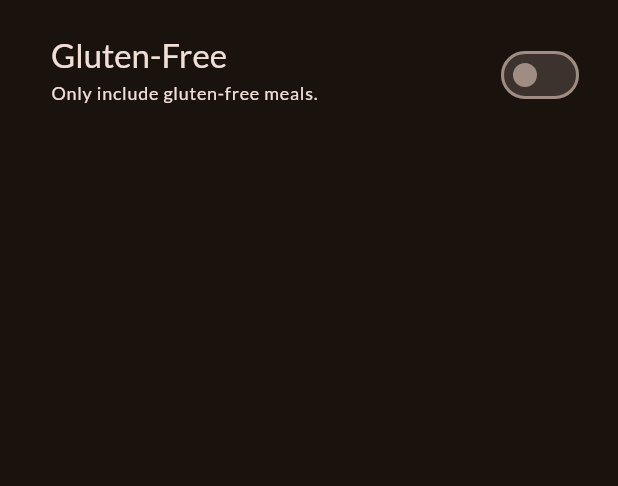
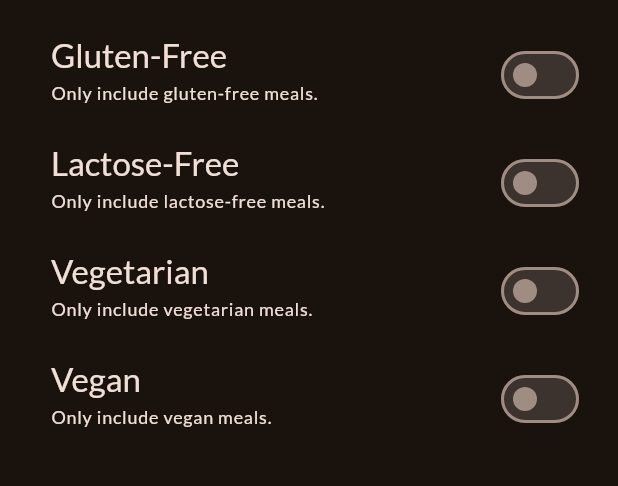
Before and after one commit to eacardenase/flutter-favorite-meals, a Flutter app: the FiltersScreen screen opened directly, on a phone screen of 412 x 824 dp, the part 63-549 px from its top. Run offline on Flutter 3.47's test engine with Material 3 defaults, Android fonts, the phone set to English and light mode, and no system bars; our stand-ins replace google_fonts, transparent_image.

Commit message:
feat: add more filter options

```diff
--- a/lib/screens/filters_screen.dart
+++ b/lib/screens/filters_screen.dart
@@ -14,6 +14,9 @@ class FiltersScreen extends StatefulWidget {
 
 class _FiltersScreenState extends State<FiltersScreen> {
   var _glutenFreeFilterSet = false;
+  var _lactoseFreeFilterSet = false;
+  var _vegetarianFilterSet = false;
+  var _veganFilterSet = false;
 
   @override
   Widget build(BuildContext context) {
@@ -59,6 +62,72 @@ class _FiltersScreenState extends State<FiltersScreen> {
             activeColor: Theme.of(context).colorScheme.tertiary,
             contentPadding: const EdgeInsets.only(left: 34, right: 22),
           ),
+          SwitchListTile(
+            value: _lactoseFreeFilterSet,
+            onChanged: (newValue) {
+              setState(() {
+                _lactoseFreeFilterSet = newValue;
+              });
+            },
+            title: Text(
+              'Lactose-Free',
+              style: Theme.of(context).textTheme.titleLarge!.copyWith(
+                    color: Theme.of(context).colorScheme.onBackground,
+                  ),
+            ),
+            subtitle: Text(
+              'Only include lactose-free meals.',
+              style: Theme.of(context).textTheme.labelMedium!.copyWith(
+                    color: Theme.of(context).colorScheme.onBackground,
+                  ),
+            ),
+            activeColor: Theme.of(context).colorScheme.tertiary,
+            contentPadding: const EdgeInsets.only(left: 34, right: 22),
+          ),
+          SwitchListTile(
+            value: _vegetarianFilterSet,
+            onChanged: (newValue) {
+              setState(() {
+                _vegetarianFilterSet = newValue;
+              });
+            },
+            title: Text(
+              'Vegetarian',
+              style: Theme.of(context).textTheme.titleLarge!.copyWith(
+                    color: Theme.of(context).colorScheme.onBackground,
+                  ),
+            ),
+            subtitle: Text(
+              'Only include vegetarian meals.',
+              style: Theme.of(context).textTheme.labelMedium!.copyWith(
+                    color: Theme.of(context).colorScheme.onBackground,
+                  ),
+            ),
+            activeColor: Theme.of(context).colorScheme.tertiary,
+            contentPadding: const EdgeInsets.only(left: 34, right: 22),
+          ),
+          SwitchListTile(
+            value: _veganFilterSet,
+            onChanged: (newValue) {
+              setState(() {
+                _veganFilterSet = newValue;
+              });
+            },
+            title: Text(
+              'Vegan',
+              style: Theme.of(context).textTheme.titleLarge!.copyWith(
+                    color: Theme.of(context).colorScheme.onBackground,
+                  ),
+            ),
+            subtitle: Text(
+              'Only include vegan meals.',
+              style: Theme.of(context).textTheme.labelMedium!.copyWith(
+                    color: Theme.of(context).colorScheme.onBackground,
+                  ),
+            ),
+            activeColor: Theme.of(context).colorScheme.tertiary,
+            contentPadding: const EdgeInsets.only(left: 34, right: 22),
+          ),
         ],
       ),
     );
```
